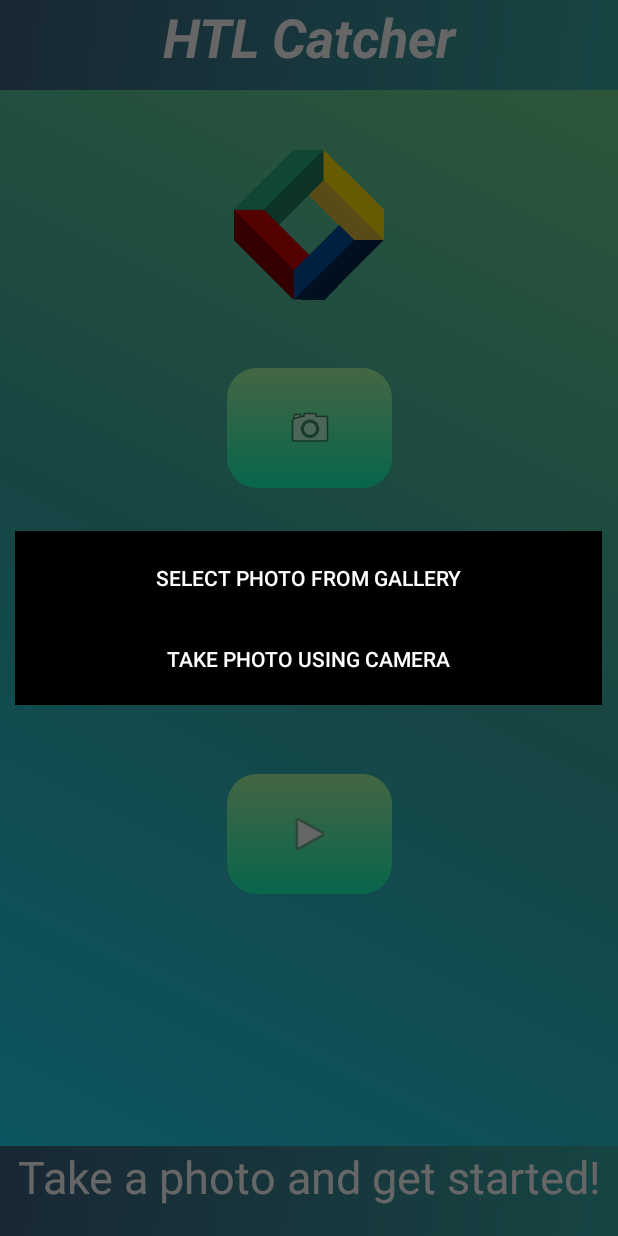
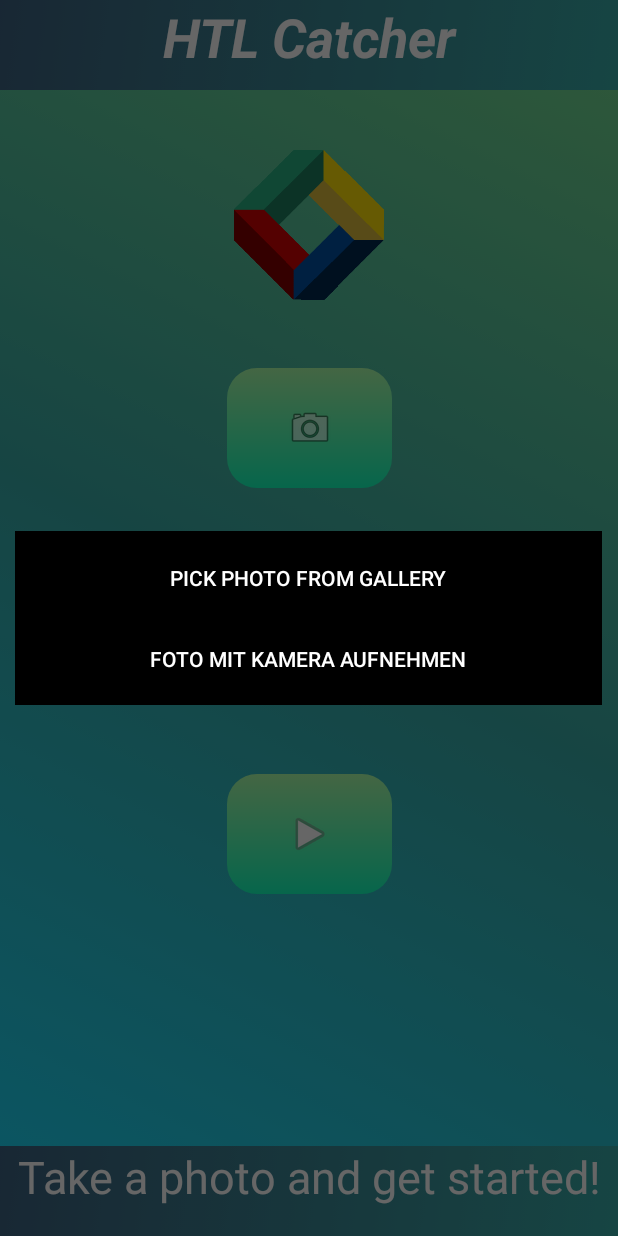
Before and after one commit to htl-anichstrasse/htl-catcher, an Android app: the screen it shows after launch (MainActivity), after a tap on "Take photo", on a phone screen of 412 x 824 dp. Run offline under Robolectric (Android 15) with nearby library versions, the phone set to English and light mode, and no system bars.

Commit message:
added strings for dialog buttons

```diff
--- a/app/src/main/java/tirol/htlanichstrasse/htlcatcher/MainActivity.java
+++ b/app/src/main/java/tirol/htlanichstrasse/htlcatcher/MainActivity.java
@@ -134,13 +134,13 @@ public class MainActivity extends AppCompatActivity {
       final AlertDialog alertDialog = dialogBuilder.create();
 
       // creates the dialog with two options
-      alertDialog.setButton(DialogInterface.BUTTON_POSITIVE, "Select photo from gallery",
+      alertDialog.setButton(DialogInterface.BUTTON_POSITIVE, getResources().getText(R.string.pick_picture_from_gallery),
           (dialogInterface, id) -> {
              dispatchPickGalleryPictureIntent(REQUEST_GALLERY_CAPTURE);
              dialogInterface.dismiss();
           });
 
-      alertDialog.setButton(DialogInterface.BUTTON_NEGATIVE, "Take photo using camera",
+      alertDialog.setButton(DialogInterface.BUTTON_NEGATIVE, getResources().getText(R.string.take_picture_using_camera),
           (dialogInterface, id) -> {
              dispatchTakePictureIntent(REQUEST_IMAGE_CAPTURE);
              dialogInterface.dismiss();
@@ -155,7 +155,7 @@ public class MainActivity extends AppCompatActivity {
       alertDialog.getButton(alertDialog.BUTTON_POSITIVE).setTextColor(Color.WHITE);
       alertDialog.getButton(alertDialog.BUTTON_NEGATIVE).setTextColor(Color.WHITE);
 
-      LinearLayout.LayoutParams layoutParams = (LinearLayout.LayoutParams) buttonGallery.getLayoutParams();
+      final LinearLayout.LayoutParams layoutParams = (LinearLayout.LayoutParams) buttonGallery.getLayoutParams();
       layoutParams.gravity = Gravity.CENTER_HORIZONTAL;
 
       buttonGallery.setLayoutParams(layoutParams);
--- a/app/src/main/res/values/strings.xml
+++ b/app/src/main/res/values/strings.xml
@@ -19,4 +19,6 @@
   <string name="game_stage3">Sudden Death!</string>
   <string name="instruction">You can control your avatar by tapping on the display. Upon every tap, your character jumps up a bit but then immediately falls back down due to gravitational affectation.</string>
   <string name="game_stage2">LEVEL UP!</string>
+  <string name="pick_picture_from_gallery">Pick photo from gallery</string>
+  <string name="take_picture_using_camera">Foto mit Kamera aufnehmen</string>
 </resources>
```
Also changed, not shown: 3 other files.
